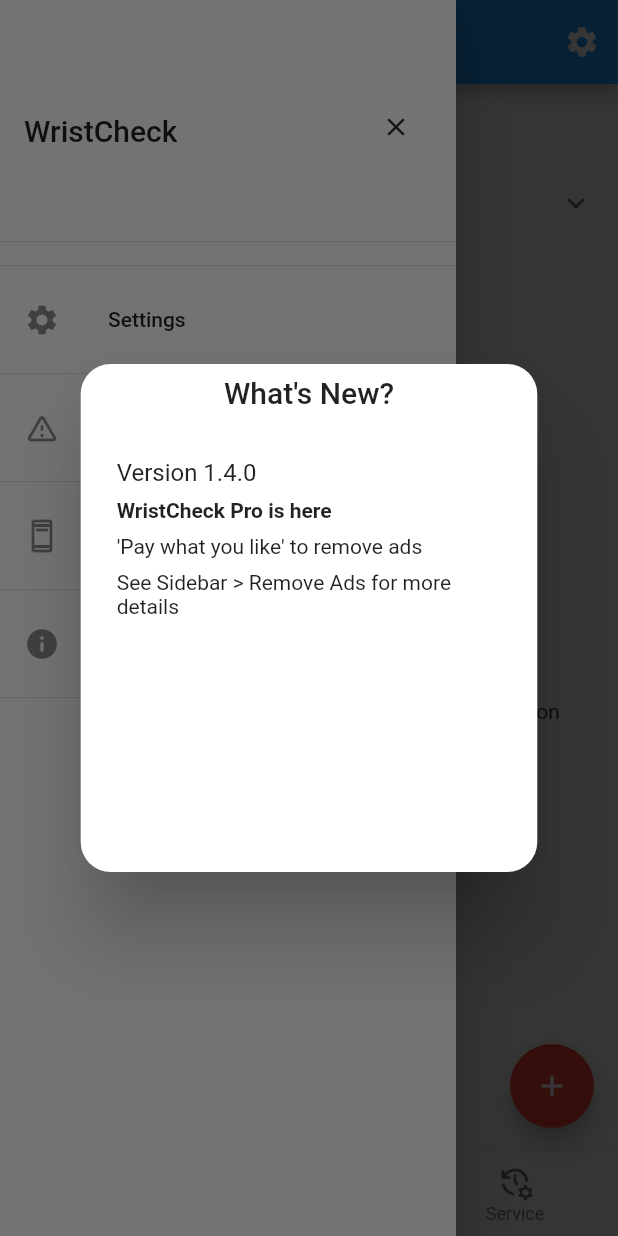
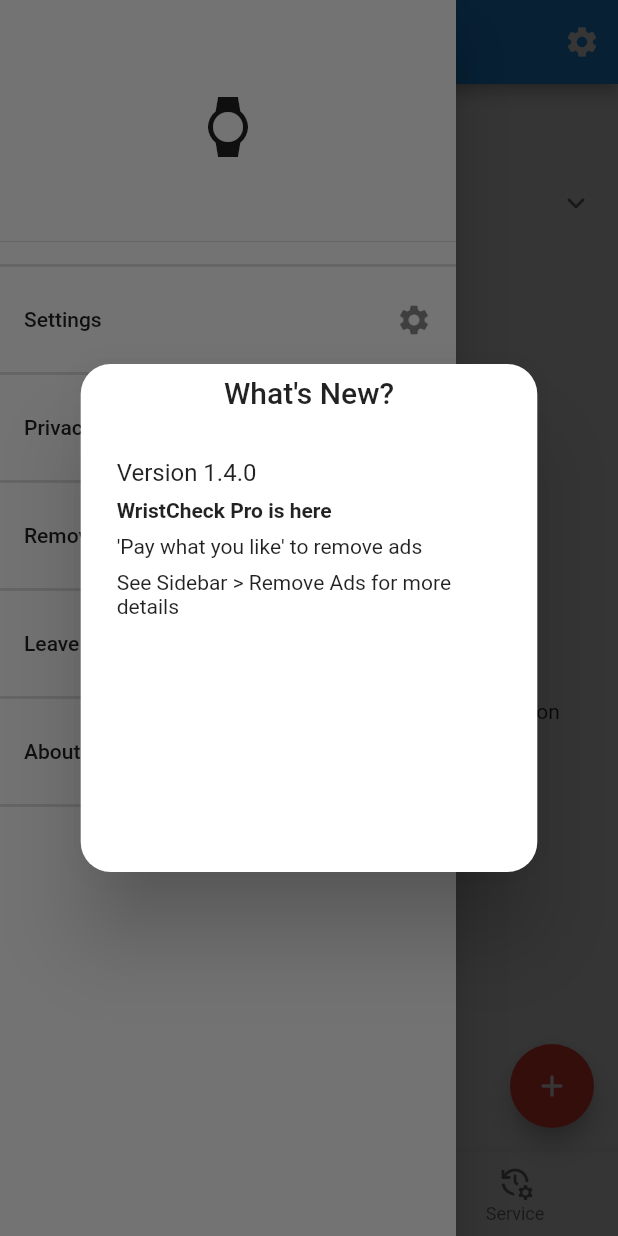
Before and after one commit to Stif-UK/WristCheck, a Flutter app: the screen it shows after launch, with the side drawer open, on a phone screen of 412 x 824 dp. Run offline on Flutter 3.47's test engine with Material 2 defaults, Android fonts, the phone set to English and light mode, and no system bars; drawn by our look-alikes of google_mobile_ads; our stand-ins replace file_picker, flutter_local_notifications, flutter_markdown, get, hive, hive_flutter and 10 more; missing offline and left inert: app_tracking_transparency, purchases_flutter; accounts and stored records are empty; network calls fail; statements that could not run were skipped.

Commit message:
minor refactor of sidebar and link to app review added

```diff
--- a/lib/ui/watch_home_drawer.dart
+++ b/lib/ui/watch_home_drawer.dart
@@ -1,5 +1,6 @@
 import 'package:flutter/material.dart';
 import 'package:get/get.dart';
+import 'package:in_app_review/in_app_review.dart';
 import 'package:wristcheck/controllers/wristcheck_controller.dart';
 import 'package:wristcheck/ui/SettingsPage.dart';
 import 'package:wristcheck/ui/PrivacyPolicy.dart';
@@ -12,72 +13,65 @@ class WatchHomeDrawer extends StatelessWidget {
 
   @override
   Widget build(BuildContext context) {
+    final InAppReview inAppReview = InAppReview.instance;
+
     return Drawer(
       child: ListView(
         children:  [
-          DrawerHeader(child: Row(
-            mainAxisAlignment: MainAxisAlignment.spaceBetween,
-            crossAxisAlignment: CrossAxisAlignment.baseline,
-            textBaseline: TextBaseline.ideographic,
+          DrawerHeader(child: IconButton(
+            splashColor: Colors.transparent,
+            icon: const Icon(Icons.watch, size: 40.0),
+            onPressed: () async {
 
-            children: [
+            },
 
-              Container(
-                alignment: Alignment.topLeft,
-                child: const Text("WristCheck",
-                  textAlign: TextAlign.center,
-                  style: TextStyle(
-                    //fontWeight: FontWeight.bold,
-                      fontSize: 20.0
+          )),
 
-                  ),),
-              ),
-
-              Container(
-                alignment: Alignment.centerRight,
-                child: IconButton(
-                  icon: const Icon(Icons.close, size: 20.0,), onPressed: () { Navigator.of(context).pop(); },
-                ),
-              ),
-            ],
-          )
-          ),
-
-          const Divider(),
+          const Divider(thickness: 2,),
           ListTile(
-            leading: const Icon(Icons.settings),
+            trailing: const Icon(Icons.settings),
             title: const Text("Settings"),
             onTap: (){
               Get.to(() => SettingsPage());
 
             },
           ),
-          const Divider(),
+          const Divider(thickness: 2,),
           ListTile(
-            leading: const Icon(Icons.warning_amber_rounded),
+            trailing: const Icon(Icons.warning_amber_rounded),
             title: const Text("Privacy Policy"),
             onTap: (){
               Get.to(() => PrivacyPolicy());
             },
           ),
-          const Divider(),
+          const Divider(thickness: 2,),
           ListTile(
-            leading: const Icon(Icons.ad_units_outlined),
+              trailing: const Icon(Icons.ad_units_outlined),
             title: wristCheckController.isAppPro.value? const Text("Support WristCheck"):  const Text("Remove Ads"),
             onTap: (){
               Get.to(() => RemoveAds());
             }
           ),
-          const Divider(),
+          const Divider(thickness: 2,),
           ListTile(
-            leading: const Icon(Icons.info),
+            trailing: const Icon(Icons.rate_review_outlined),
+              title: const Text("Leave an app review"),
+            onTap: (){
+              inAppReview.openStoreListing(
+                  appStoreId: "1642718252"
+              );
+            },
+          ),
+          const Divider(thickness: 2,),
+          ListTile(
+            trailing: const Icon(Icons.info),
             title: const Text("About"),
             onTap: (){
               Get.to(() => AboutApp());
             },
           ),
 
-          const Divider(),
+          const Divider(thickness: 2,),
 
         ],
 
```
